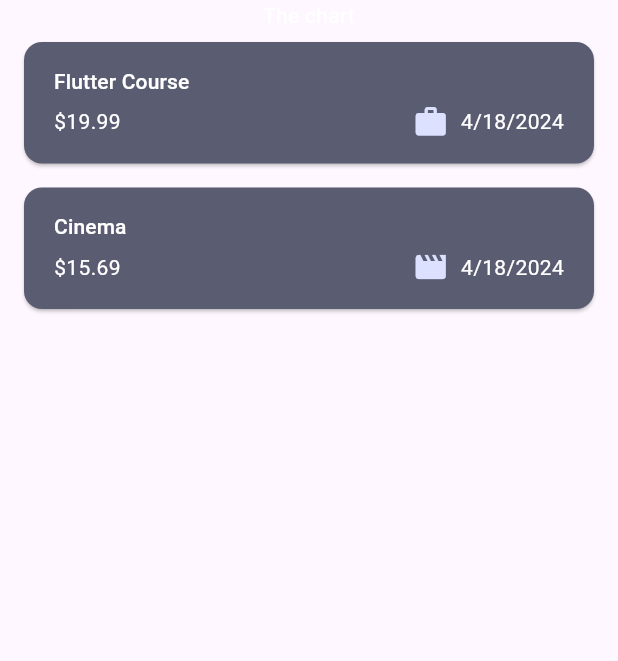
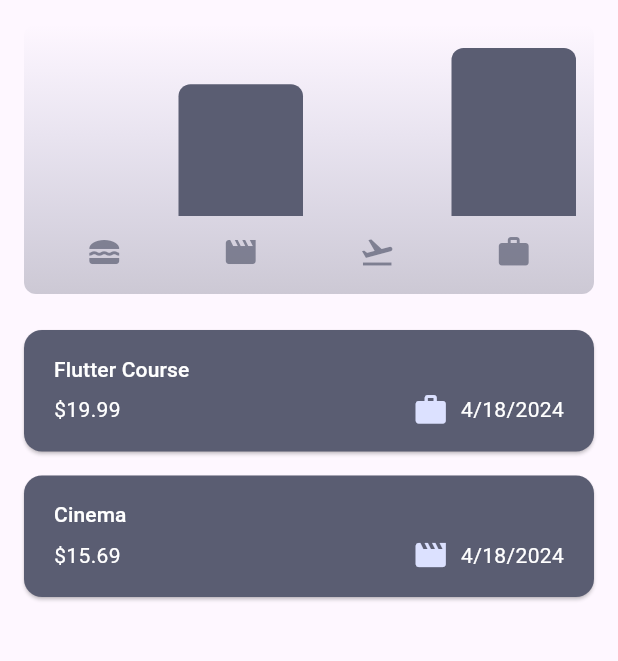
Before and after one commit to BorokiniofDevs/expense_tracker, a Flutter app: the screen it shows after launch, on a phone screen of 412 x 824 dp, the part 84-745 px from its top. Run offline on Flutter 3.47's test engine with Material 3 defaults, Android fonts, the phone set to English and light mode, and no system bars.

Commit message:
chart implementation

```diff
--- a/lib/expenses.dart
+++ b/lib/expenses.dart
@@ -1,4 +1,5 @@
 import 'package:expense_tracker/models/expense.dart';
+import 'package:expense_tracker/widgets/chart/chart.dart';
 import 'package:expense_tracker/widgets/expenses_list.dart';
 import 'package:expense_tracker/widgets/new_expense.dart';
 import 'package:flutter/material.dart';
@@ -90,7 +91,8 @@ class _ExpensesState extends State<Expenses> {
       ),
       body: Column(
         children: [
-          const Text('The chart'),
+          // const Text('The chart'),
+          Chart(expenses: _registeredExpenses),
           Expanded(
             child: mainContent,
           )
--- /dev/null
+++ b/lib/widgets/chart/chart.dart
@@ -0,0 +1,95 @@
+import 'package:flutter/material.dart';
+
+import 'package:expense_tracker/widgets/chart/chart_bar.dart';
+import 'package:expense_tracker/models/expense.dart';
+
+class Chart extends StatelessWidget {
+  const Chart({super.key, required this.expenses});
+
+  final List<Expense> expenses;
+
+  List<ExpenseBucket> get buckets {
+    return [
+      ExpenseBucket.forCategory(expenses, Category.food),
+      ExpenseBucket.forCategory(expenses, Category.leisure),
+      ExpenseBucket.forCategory(expenses, Category.travel),
+      ExpenseBucket.forCategory(expenses, Category.work),
+    ];
+  }
+
+  double get maxTotalExpense {
+    double maxTotalExpense = 0;
+
+    for (final bucket in buckets) {
+      if (bucket.totalExpenses > maxTotalExpense) {
+        maxTotalExpense = bucket.totalExpenses;
+      }
+    }
+
+    return maxTotalExpense;
+  }
+
+  @override
+  Widget build(BuildContext context) {
+    final isDarkMode =
+        MediaQuery.of(context).platformBrightness == Brightness.dark;
+    return Container(
+      margin: const EdgeInsets.all(16),
+      padding: const EdgeInsets.symmetric(
+        vertical: 16,
+        horizontal: 8,
+      ),
+      width: double.infinity,
+      height: 180,
+      decoration: BoxDecoration(
+        borderRadius: BorderRadius.circular(8),
+        gradient: LinearGradient(
+          colors: [
+            Theme.of(context).colorScheme.secondary.withOpacity(0.3),
+            Theme.of(context).colorScheme.primary.withOpacity(0.0)
+          ],
+          begin: Alignment.bottomCenter,
+          end: Alignment.topCenter,
+        ),
+      ),
+      child: Column(
+        children: [
+          Expanded(
+            child: Row(
+              crossAxisAlignment: CrossAxisAlignment.end,
+              children: [
+                for (final bucket in buckets) // alternative to map()
+                  ChartBar(
+                    fill: bucket.totalExpenses == 0
+                        ? 0
+                        : bucket.totalExpenses / maxTotalExpense,
+                  )
+              ],
+            ),
+          ),
+          const SizedBox(height: 12),
+          Row(
+            children: buckets // for ... in
+                .map(
+                  (bucket) => Expanded(
+                    child: Padding(
+                      padding: const EdgeInsets.symmetric(horizontal: 4),
+                      child: Icon(
+                        categoryIcons[bucket.category],
+                        color: isDarkMode
+                            ? Theme.of(context).colorScheme.secondary
+                            : Theme.of(context)
+                                .colorScheme
+                                .secondary
+                                .withOpacity(0.7),
+                      ),
+                    ),
+                  ),
+                )
+                .toList(),
+          )
+        ],
+      ),
+    );
+  }
+}
--- /dev/null
+++ b/lib/widgets/chart/chart_bar.dart
@@ -0,0 +1,34 @@
+import 'package:flutter/material.dart';
+
+class ChartBar extends StatelessWidget {
+  const ChartBar({
+    super.key,
+    required this.fill,
+  });
+
+  final double fill;
+
+  @override
+  Widget build(BuildContext context) {
+    final isDarkMode =
+        MediaQuery.of(context).platformBrightness == Brightness.dark;
+    return Expanded(
+      child: Padding(
+        padding: const EdgeInsets.symmetric(horizontal: 4),
+        child: FractionallySizedBox(
+          heightFactor: fill,
+          child: DecoratedBox(
+            decoration: BoxDecoration(
+              shape: BoxShape.rectangle,
+              borderRadius:
+                  const BorderRadius.vertical(top: Radius.circular(8)),
+              color: isDarkMode
+                  ? Theme.of(context).colorScheme.secondary
+                  : Theme.of(context).colorScheme.secondary,
+            ),
+          ),
+        ),
+      ),
+    );
+  }
+}
--- a/lib/widgets/new_expense.dart
+++ b/lib/widgets/new_expense.dart
@@ -53,9 +53,14 @@ class _NewExpenseState extends State<NewExpense> {
       showDialog(
         context: context,
         builder: (ctx) => AlertDialog(
-          title: const Text('Invalid Input'),
-          content: const Text(
-              'One or more value of the title, amount or categories is incorrect'),
+          title: Text(
+            'Invalid Input',
+            style: TextStyle(color: Theme.of(context).colorScheme.primary),
+          ),
+          content: Text(
+            'One or more value of the title, amount or categories is incorrect',
+            style: TextStyle(color: Theme.of(context).colorScheme.primary),
+          ),
           actions: [
             TextButton(
               onPressed: () {
@@ -92,12 +97,15 @@ class _NewExpenseState extends State<NewExpense> {
             // onChanged: _saveTitleInput,
             controller: _titleController,
             maxLength: 50,
+            style: TextStyle(color: Theme.of(context).colorScheme.secondary),
             decoration: const InputDecoration(label: Text('Title')),
           ),
           Row(
             children: [
               Expanded(
                 child: TextField(
+                  style:
+                      TextStyle(color: Theme.of(context).colorScheme.secondary),
                   controller: _amountController,
                   keyboardType: TextInputType.number,
                   decoration: const InputDecoration(
```
